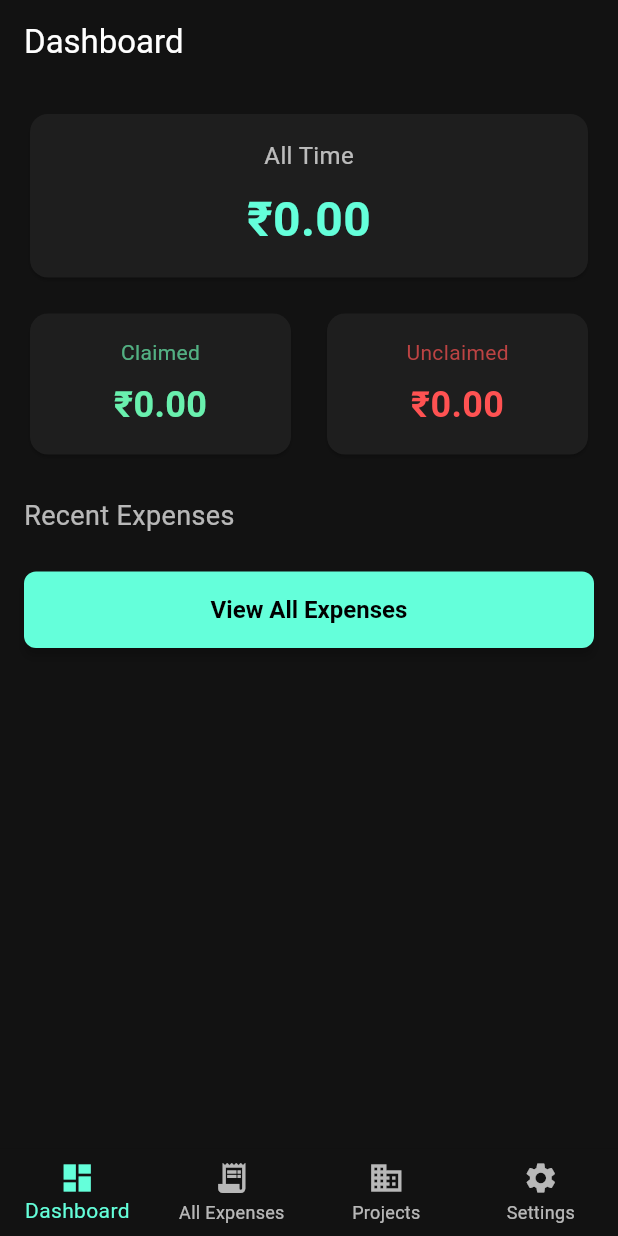
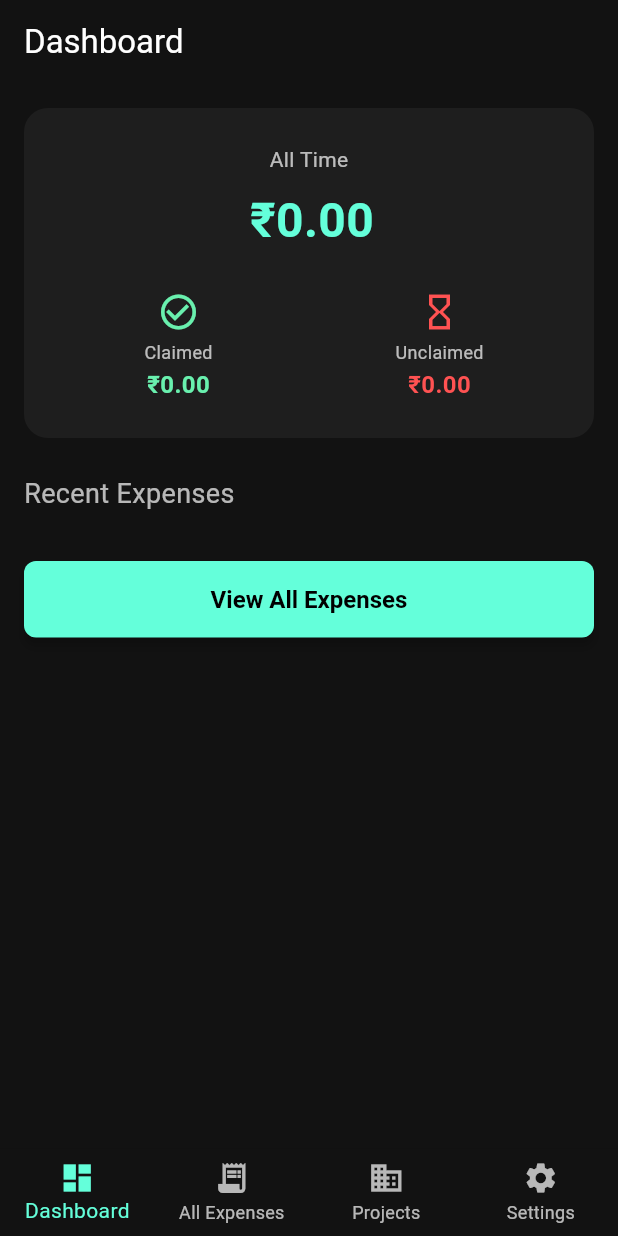
Before and after one commit to KiranPranay/Track-Exp, a Flutter app: the screen it shows after launch, on a phone screen of 412 x 824 dp. Run offline on Flutter 3.47's test engine with Material 3 defaults, Android fonts, the light colour scheme and no system bars; our stand-ins replace csv, file_picker, image_picker, sqflite; accounts and stored records are empty.

Commit message:
Improve dashboard ui
Signed-off-by: kiranpranay <kiranpranay12@gmail.com>

```diff
--- a/lib/pages/dashboard_page.dart
+++ b/lib/pages/dashboard_page.dart
@@ -47,31 +47,28 @@ class _DashboardPageState extends State<DashboardPage> {
     });
   }
 
-  Widget _buildStatCard(String title, String value, Color color) {
+  Widget _buildStatTile(
+    IconData icon,
+    String label,
+    String value,
+    Color color,
+  ) {
     return Expanded(
-      child: Card(
-        color: const Color(0xFF1E1E1E),
-        shape: RoundedRectangleBorder(borderRadius: BorderRadius.circular(12)),
-        child: Padding(
-          padding: const EdgeInsets.all(16),
       child: Column(
         children: [
-              Text(
-                title,
-                style: TextStyle(color: color.withOpacity(0.7), fontSize: 14),
-              ),
-              const SizedBox(height: 8),
+          Icon(icon, color: color, size: 28),
+          const SizedBox(height: 4),
+          Text(label, style: TextStyle(color: Colors.white70, fontSize: 12)),
+          const SizedBox(height: 2),
           Text(
             value,
             style: TextStyle(
               color: color,
-                  fontSize: 24,
+              fontSize: 16,
               fontWeight: FontWeight.bold,
             ),
           ),
         ],
-          ),
-        ),
       ),
     );
   }
@@ -88,11 +85,11 @@ class _DashboardPageState extends State<DashboardPage> {
       ),
       subtitle: Text(
         formatDateTime(e.dateTime),
-        style: const TextStyle(color: Colors.white60),
+        style: const TextStyle(color: Colors.white60, fontSize: 12),
       ),
       trailing: Checkbox(
         value: e.isClaimed,
-        activeColor: Colors.teal,
+        activeColor: Colors.tealAccent,
         onChanged: (_) async {
           e.isClaimed = !e.isClaimed;
           await _db.updateExpense(e);
@@ -121,21 +118,28 @@ class _DashboardPageState extends State<DashboardPage> {
           child: Column(
             crossAxisAlignment: CrossAxisAlignment.stretch,
             children: [
-              // --- All‐Time Summary Card ---
-              Card(
+              // ─── Unified Summary Card ─────────────────────────
+              Container(
+                decoration: BoxDecoration(
                   color: const Color(0xFF1E1E1E),
-                shape: RoundedRectangleBorder(
-                  borderRadius: BorderRadius.circular(12),
+                  borderRadius: BorderRadius.circular(16),
                 ),
-                child: Padding(
-                  padding: const EdgeInsets.all(16),
+                padding: const EdgeInsets.symmetric(
+                  vertical: 24,
+                  horizontal: 16,
+                ),
                 child: Column(
                   children: [
+                    // Title & Total
                     const Text(
                       'All Time',
-                        style: TextStyle(color: Colors.white70, fontSize: 16),
+                      style: TextStyle(color: Colors.white70, fontSize: 14),
                     ),
                     const SizedBox(height: 8),
+                    Row(
+                      mainAxisAlignment: MainAxisAlignment.center,
+                      children: [
+                        const SizedBox(width: 4),
                         Text(
                           '₹${_total.toStringAsFixed(2)}',
                           style: const TextStyle(
@@ -146,29 +150,30 @@ class _DashboardPageState extends State<DashboardPage> {
                         ),
                       ],
                     ),
-                ),
-              ),
-
-              const SizedBox(height: 16),
-              // --- Claimed / Unclaimed Row ---
+                    const SizedBox(height: 24),
+                    // Claimed / Unclaimed row
                     Row(
                       children: [
-                  _buildStatCard(
+                        _buildStatTile(
+                          Icons.check_circle_outline,
                           'Claimed',
                           '₹${_claimed.toStringAsFixed(2)}',
                           Colors.greenAccent,
                         ),
-                  const SizedBox(width: 16),
-                  _buildStatCard(
+                        _buildStatTile(
+                          Icons.hourglass_empty,
                           'Unclaimed',
                           '₹${_unclaimed.toStringAsFixed(2)}',
                           Colors.redAccent,
                         ),
                       ],
                     ),
+                  ],
+                ),
+              ),
 
               const SizedBox(height: 24),
-              // --- Recent 5 Expenses ---
+              // ─── Recent 5 Expenses ────────────────────────────
               const Text(
                 'Recent Expenses',
                 style: TextStyle(color: Colors.white70, fontSize: 18),
@@ -176,10 +181,10 @@ class _DashboardPageState extends State<DashboardPage> {
               const SizedBox(height: 8),
               for (var e in _recent) ...[
                 _buildRecentTile(e),
-                const Divider(color: Colors.white12),
+                const Divider(color: Colors.white12, height: 1),
               ],
 
-              const SizedBox(height: 16),
+              const SizedBox(height: 24),
               ElevatedButton(
                 onPressed: () {
                   Navigator.push(
```
Lines whose indentation alone changed are shown as unchanged.
